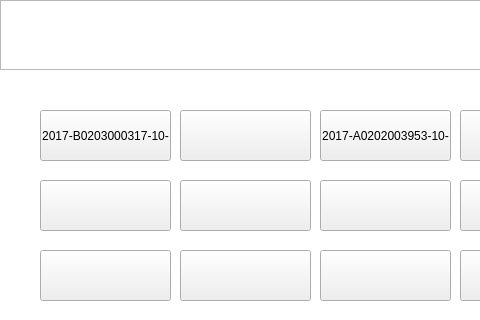
The window that SmartCabinet/Device/devicesimulate.ui (birdman1992/SmartCabinet) describes before a commit, drawn with Qt 5; both pictures show x 0 to 480 and y 0 to 320 of the 640 by 480 pixel window.
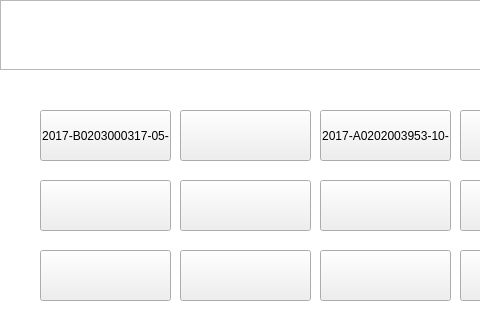
The same window after the commit.

The edit to the form file:
```diff
--- a/SmartCabinet/Device/devicesimulate.ui
+++ b/SmartCabinet/Device/devicesimulate.ui
@@ -218,7 +218,7 @@
         <enum>Qt::NoFocus</enum>
        </property>
        <property name="text">
-        <string>2017-B0203000317-10-</string>
+        <string>2017-B0203000317-05-</string>
        </property>
       </widget>
       <widget class="QPushButton" name="pushButton_6">
```
Left out of the diff: 2 changed lines with no effect on the pictures.
